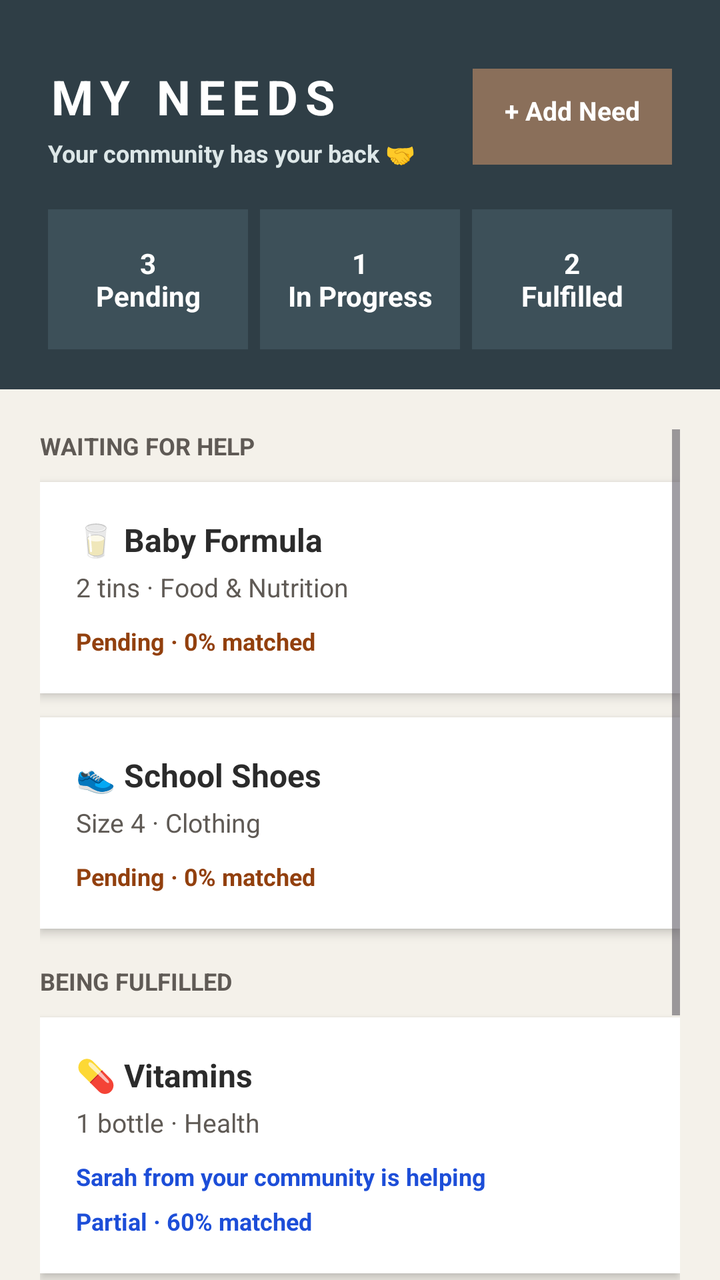
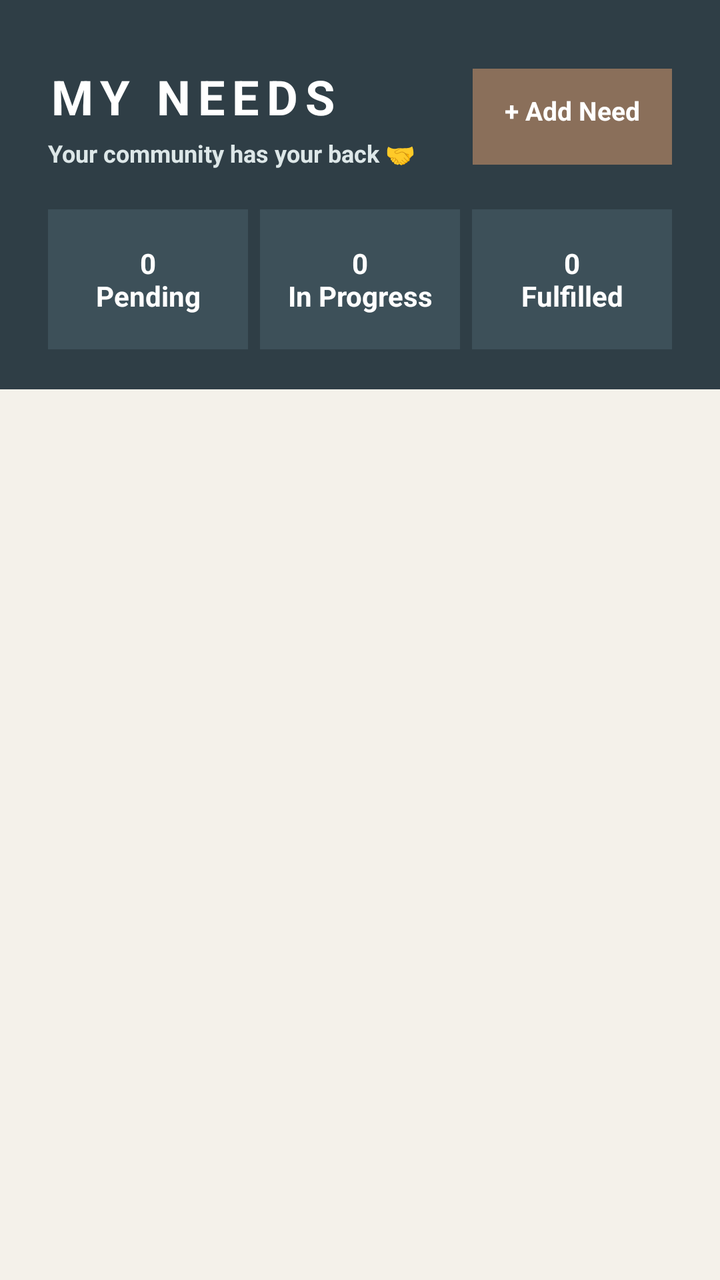

The first picture is an Android layout as it rendered before a commit; the second is the same layout after the commit. The layout source and the unified diff follow.
<!-- AndroidManifest.xml: application theme Theme.LendAHand -->
<!-- res/layout/my_needs.xml -->
<?xml version="1.0" encoding="utf-8"?>
<LinearLayout xmlns:android="http://schemas.android.com/apk/res/android"
    android:layout_width="match_parent"
    android:layout_height="match_parent"
    android:orientation="vertical"
    android:background="#F4F1EA">

    <LinearLayout
        android:layout_width="match_parent"
        android:layout_height="wrap_content"
        android:orientation="vertical"
        android:background="#2F3E46"
        android:paddingStart="24dp"
        android:paddingEnd="24dp"
        android:paddingTop="32dp"
        android:paddingBottom="20dp">

        <LinearLayout
            android:layout_width="match_parent"
            android:layout_height="wrap_content"
            android:orientation="horizontal"
            android:gravity="center_vertical"
            android:baselineAligned="false">

            <LinearLayout
                android:layout_width="0dp"
                android:layout_height="wrap_content"
                android:layout_weight="1"
                android:orientation="vertical">

                <TextView
                    android:layout_width="wrap_content"
                    android:layout_height="wrap_content"
                    android:text="@string/my_needs"
                    android:textSize="24sp"
                    android:textStyle="bold"
                    android:textColor="#FFFFFF"
                    android:letterSpacing="0.15" />

                <TextView
                    android:layout_width="wrap_content"
                    android:layout_height="wrap_content"
                    android:text="@string/community_back"
                    android:textSize="12sp"
                    android:textStyle="bold"
                    android:textColor="#DDE7E8"
                    android:layout_marginTop="4dp" />
            </LinearLayout>

            
            <TextView
                android:id="@+id/btnAddNeed"
                android:layout_width="wrap_content"
                android:layout_height="wrap_content"
                android:text="@string/add_need"
                android:textSize="13sp"
                android:textStyle="bold"
                android:textColor="#FFFFFF"
                android:background="#8A6F5A"
                android:paddingStart="16dp"
                android:paddingEnd="16dp"
                android:paddingTop="12dp"
                android:paddingBottom="12dp"
                android:minHeight="48dp"
                android:minWidth="48dp"
                android:clickable="true"
                android:focusable="true" />
        </LinearLayout>

        <LinearLayout
            android:layout_width="match_parent"
            android:layout_height="wrap_content"
            android:orientation="horizontal"
            android:baselineAligned="false"
            android:layout_marginTop="20dp"
            android:weightSum="3">

            <TextView
                android:layout_width="0dp"
                android:layout_height="70dp"
                android:layout_weight="1"
                android:layout_marginEnd="6dp"
                android:gravity="center"
                android:background="#3D5059"
                android:text="@string/three_pending"
                android:textColor="#FFFFFF"
                android:textSize="14sp"
                android:textStyle="bold" />

            <TextView
                android:layout_width="0dp"
                android:layout_height="70dp"
                android:layout_weight="1"
                android:layout_marginEnd="6dp"
                android:gravity="center"
                android:background="#3D5059"
                android:text="@string/one_progress"
                android:textColor="#FFFFFF"
                android:textSize="14sp"
                android:textStyle="bold" />

            <TextView
                android:layout_width="0dp"
                android:layout_height="70dp"
                android:layout_weight="1"
                android:gravity="center"
                android:background="#3D5059"
                android:text="@string/two_fulfilled"
                android:textColor="#FFFFFF"
                android:textSize="14sp"
                android:textStyle="bold" />
        </LinearLayout>
    </LinearLayout>

    <ScrollView
        android:layout_width="match_parent"
        android:layout_height="0dp"
        android:layout_weight="1"
        android:padding="20dp"
        android:clipToPadding="false">

        <LinearLayout
            android:layout_width="match_parent"
            android:layout_height="wrap_content"
            android:orientation="vertical">

            <TextView
                android:layout_width="wrap_content"
                android:layout_height="wrap_content"
                android:text="@string/waiting_for_help"
                android:textSize="12sp"
                android:textStyle="bold"
                android:textColor="#5F5A55"
                android:layout_marginBottom="10dp" />

            <LinearLayout
                android:layout_width="match_parent"
                android:layout_height="wrap_content"
                android:orientation="vertical"
                android:background="#FFFFFF"
                android:padding="18dp"
                android:elevation="3dp"
                android:layout_marginBottom="12dp">

                <TextView
                    android:layout_width="wrap_content"
                    android:layout_height="wrap_content"
                    android:text="@string/baby_formula"
                    android:textSize="16sp"
                    android:textStyle="bold"
                    android:textColor="#2B2B2B" />

                <TextView
                    android:layout_width="wrap_content"
                    android:layout_height="wrap_content"
                    android:text="@string/baby_formula_details"
                    android:textSize="13sp"
                    android:textColor="#5F5A55"
                    android:layout_marginTop="4dp" />

                <TextView
                    android:layout_width="wrap_content"
                    android:layout_height="wrap_content"
                    android:text="@string/pending_zero"
                    android:textSize="12sp"
                    android:textStyle="bold"
                    android:textColor="#92400E"
                    android:layout_marginTop="10dp" />
            </LinearLayout>

            <LinearLayout
                android:layout_width="match_parent"
                android:layout_height="wrap_content"
                android:orientation="vertical"
                android:background="#FFFFFF"
                android:padding="18dp"
                android:elevation="3dp"
                android:layout_marginBottom="18dp">

                <TextView
                    android:layout_width="wrap_content"
                    android:layout_height="wrap_content"
                    android:text="@string/school_shoes"
                    android:textSize="16sp"
                    android:textStyle="bold"
                    android:textColor="#2B2B2B" />

                <TextView
                    android:layout_width="wrap_content"
                    android:layout_height="wrap_content"
                    android:text="@string/school_shoes_details"
                    android:textSize="13sp"
                    android:textColor="#5F5A55"
                    android:layout_marginTop="4dp" />

                <TextView
                    android:layout_width="wrap_content"
                    android:layout_height="wrap_content"
                    android:text="@string/pending_zero"
                    android:textSize="12sp"
                    android:textStyle="bold"
                    android:textColor="#92400E"
                    android:layout_marginTop="10dp" />
            </LinearLayout>

            <TextView
                android:layout_width="wrap_content"
                android:layout_height="wrap_content"
                android:text="@string/being_fulfilled"
                android:textSize="12sp"
                android:textStyle="bold"
                android:textColor="#5F5A55"
                android:layout_marginBottom="10dp" />

            <LinearLayout
                android:layout_width="match_parent"
                android:layout_height="wrap_content"
                android:orientation="vertical"
                android:background="#FFFFFF"
                android:padding="18dp"
                android:elevation="3dp"
                android:layout_marginBottom="18dp">

                <TextView
                    android:layout_width="wrap_content"
                    android:layout_height="wrap_content"
                    android:text="@string/vitamins"
                    android:textSize="16sp"
                    android:textStyle="bold"
                    android:textColor="#2B2B2B" />

                <TextView
                    android:layout_width="wrap_content"
                    android:layout_height="wrap_content"
                    android:text="@string/vitamins_details"
                    android:textSize="13sp"
                    android:textColor="#5F5A55"
                    android:layout_marginTop="4dp" />

                <TextView
                    android:layout_width="wrap_content"
                    android:layout_height="wrap_content"
                    android:text="@string/sarah_helping"
                    android:textSize="12sp"
                    android:textColor="#1D4ED8"
                    android:textStyle="bold"
                    android:layout_marginTop="10dp" />

                <TextView
                    android:layout_width="wrap_content"
                    android:layout_height="wrap_content"
                    android:text="@string/partial_sixty"
                    android:textSize="12sp"
                    android:textStyle="bold"
                    android:textColor="#1D4ED8"
                    android:layout_marginTop="6dp" />
            </LinearLayout>

            <TextView
                android:layout_width="wrap_content"
                android:layout_height="wrap_content"
                android:text="@string/received_thank_you"
                android:textSize="12sp"
                android:textStyle="bold"
                android:textColor="#5F5A55"
                android:layout_marginBottom="10dp" />

            <LinearLayout
                android:layout_width="match_parent"
                android:layout_height="wrap_content"
                android:orientation="vertical"
                android:background="#FFFFFF"
                android:padding="18dp"
                android:elevation="3dp"
                android:layout_marginBottom="24dp">

                <TextView
                    android:layout_width="wrap_content"
                    android:layout_height="wrap_content"
                    android:text="@string/textbooks"
                    android:textSize="16sp"
                    android:textStyle="bold"
                    android:textColor="#2B2B2B" />

                <TextView
                    android:layout_width="wrap_content"
                    android:layout_height="wrap_content"
                    android:text="@string/textbooks_details"
                    android:textSize="13sp"
                    android:textColor="#5F5A55"
                    android:layout_marginTop="4dp" />

                <TextView
                    android:layout_width="wrap_content"
                    android:layout_height="wrap_content"
                    android:text="@string/fulfilled"
                    android:textSize="12sp"
                    android:textStyle="bold"
                    android:textColor="#2F6B3E"
                    android:layout_marginTop="10dp" />
            </LinearLayout>

        </LinearLayout>
    </ScrollView>

</LinearLayout>
<!-- resources referenced by this layout -->
<resources>
  <string name="add_need">+ Add Need</string>
  <string name="baby_formula">🥛 Baby Formula</string>
  <string name="baby_formula_details">2 tins · Food &amp; Nutrition</string>
  <string name="being_fulfilled">BEING FULFILLED</string>
  <string name="community_back">Your community has your back 🤝</string>
  <string name="fulfilled">Fulfilled ✓</string>
  <string name="my_needs">MY NEEDS</string>
  <string name="one_progress">1\nIn Progress</string>
  <string name="partial_sixty">Partial · 60% matched</string>
  <string name="pending_zero">Pending · 0% matched</string>
  <string name="received_thank_you">RECEIVED — THANK YOU 💚</string>
  <string name="sarah_helping">Sarah from your community is helping</string>
  <string name="school_shoes">👟 School Shoes</string>
  <string name="school_shoes_details">Size 4 · Clothing</string>
  <string name="textbooks">📚 Textbooks</string>
  <string name="textbooks_details">3 books · Education</string>
  <string name="three_pending">3\nPending</string>
  <string name="two_fulfilled">2\nFulfilled</string>
  <string name="vitamins">💊 Vitamins</string>
  <string name="vitamins_details">1 bottle · Health</string>
  <string name="waiting_for_help">WAITING FOR HELP</string>
  <style name="Theme.LendAHand" parent="Base.Theme.LendAHand" />
  <style name="Base.Theme.LendAHand" parent="Theme.Material3.DayNight.NoActionBar">
          
          
      </style>
</resources>

<!-- the commit's change to res/layout/my_needs.xml (unified diff, before → after) -->
@@ -47,9 +47,8 @@
                     android:layout_marginTop="4dp" />
             </LinearLayout>
 
-            
             <TextView
-                android:id="@+id/btnAddNeed"
+                android:id="@+id/btnplusneed"
                 android:layout_width="wrap_content"
                 android:layout_height="wrap_content"
                 android:text="@string/add_need"
@@ -76,36 +75,39 @@
             android:weightSum="3">
 
             <TextView
+                android:id="@+id/tvStatPending"
                 android:layout_width="0dp"
                 android:layout_height="70dp"
                 android:layout_weight="1"
                 android:layout_marginEnd="6dp"
                 android:gravity="center"
                 android:background="#3D5059"
-                android:text="@string/three_pending"
+                android:text="0&#10;Pending"
                 android:textColor="#FFFFFF"
                 android:textSize="14sp"
                 android:textStyle="bold" />
 
             <TextView
+                android:id="@+id/tvStatPartial"
                 android:layout_width="0dp"
                 android:layout_height="70dp"
                 android:layout_weight="1"
                 android:layout_marginEnd="6dp"
                 android:gravity="center"
                 android:background="#3D5059"
-                android:text="@string/one_progress"
+                android:text="0&#10;In Progress"
                 android:textColor="#FFFFFF"
                 android:textSize="14sp"
                 android:textStyle="bold" />
 
             <TextView
+                android:id="@+id/tvStatFulfilled"
                 android:layout_width="0dp"
                 android:layout_height="70dp"
                 android:layout_weight="1"
                 android:gravity="center"
                 android:background="#3D5059"
-                android:text="@string/two_fulfilled"
+                android:text="0&#10;Fulfilled"
                 android:textColor="#FFFFFF"
                 android:textSize="14sp"
                 android:textStyle="bold" />
@@ -120,187 +122,11 @@
         android:clipToPadding="false">
 
         <LinearLayout
+            android:id="@+id/cardsContainer"
             android:layout_width="match_parent"
             android:layout_height="wrap_content"
-            android:orientation="vertical">
+            android:orientation="vertical" />
 
-            <TextView
-                android:layout_width="wrap_content"
-                android:layout_height="wrap_content"
-                android:text="@string/waiting_for_help"
-                android:textSize="12sp"
-                android:textStyle="bold"
-                android:textColor="#5F5A55"
-                android:layout_marginBottom="10dp" />
-
-            <LinearLayout
-                android:layout_width="match_parent"
-                android:layout_height="wrap_content"
-                android:orientation="vertical"
-                android:background="#FFFFFF"
-                android:padding="18dp"
-                android:elevation="3dp"
-                android:layout_marginBottom="12dp">
-
-                <TextView
-                    android:layout_width="wrap_content"
-                    android:layout_height="wrap_content"
-                    android:text="@string/baby_formula"
-                    android:textSize="16sp"
-                    android:textStyle="bold"
-                    android:textColor="#2B2B2B" />
-
-                <TextView
-                    android:layout_width="wrap_content"
-                    android:layout_height="wrap_content"
-                    android:text="@string/baby_formula_details"
-                    android:textSize="13sp"
-                    android:textColor="#5F5A55"
-                    android:layout_marginTop="4dp" />
-
-                <TextView
-                    android:layout_width="wrap_content"
-                    android:layout_height="wrap_content"
-                    android:text="@string/pending_zero"
-                    android:textSize="12sp"
-                    android:textStyle="bold"
-                    android:textColor="#92400E"
-                    android:layout_marginTop="10dp" />
-            </LinearLayout>
-
-            <LinearLayout
-                android:layout_width="match_parent"
-                android:layout_height="wrap_content"
-                android:orientation="vertical"
-                android:background="#FFFFFF"
-                android:padding="18dp"
-                android:elevation="3dp"
-                android:layout_marginBottom="18dp">
-
-                <TextView
-                    android:layout_width="wrap_content"
-                    android:layout_height="wrap_content"
-                    android:text="@string/school_shoes"
-                    android:textSize="16sp"
-                    android:textStyle="bold"
-                    android:textColor="#2B2B2B" />
-
-                <TextView
-                    android:layout_width="wrap_content"
-                    android:layout_height="wrap_content"
-                    android:text="@string/school_shoes_details"
-                    android:textSize="13sp"
-                    android:textColor="#5F5A55"
-                    android:layout_marginTop="4dp" />
-
-                <TextView
-                    android:layout_width="wrap_content"
-                    android:layout_height="wrap_content"
-                    android:text="@string/pending_zero"
-                    android:textSize="12sp"
-                    android:textStyle="bold"
-                    android:textColor="#92400E"
-                    android:layout_marginTop="10dp" />
-            </LinearLayout>
-
-            <TextView
-                android:layout_width="wrap_content"
-                android:layout_height="wrap_content"
-                android:text="@string/being_fulfilled"
-                android:textSize="12sp"
-                android:textStyle="bold"
-                android:textColor="#5F5A55"
-                android:layout_marginBottom="10dp" />
-
-            <LinearLayout
-                android:layout_width="match_parent"
-                android:layout_height="wrap_content"
-                android:orientation="vertical"
-                android:background="#FFFFFF"
-                android:padding="18dp"
-                android:elevation="3dp"
-                android:layout_marginBottom="18dp">
-
-                <TextView
-                    android:layout_width="wrap_content"
-                    android:layout_height="wrap_content"
-                    android:text="@string/vitamins"
-                    android:textSize="16sp"
-                    android:textStyle="bold"
-                    android:textColor="#2B2B2B" />
-
-                <TextView
-                    android:layout_width="wrap_content"
-                    android:layout_height="wrap_content"
-                    android:text="@string/vitamins_details"
-                    android:textSize="13sp"
-                    android:textColor="#5F5A55"
-                    android:layout_marginTop="4dp" />
-
-                <TextView
-                    android:layout_width="wrap_content"
-                    android:layout_height="wrap_content"
-                    android:text="@string/sarah_helping"
-                    android:textSize="12sp"
-                    android:textColor="#1D4ED8"
-                    android:textStyle="bold"
-                    android:layout_marginTop="10dp" />
-
-                <TextView
-                    android:layout_width="wrap_content"
-                    android:layout_height="wrap_content"
-                    android:text="@string/partial_sixty"
-                    android:textSize="12sp"
-                    android:textStyle="bold"
-                    android:textColor="#1D4ED8"
-                    android:layout_marginTop="6dp" />
-            </LinearLayout>
-
-            <TextView
-                android:layout_width="wrap_content"
-                android:layout_height="wrap_content"
-                android:text="@string/received_thank_you"
-                android:textSize="12sp"
-                android:textStyle="bold"
-                android:textColor="#5F5A55"
-                android:layout_marginBottom="10dp" />
-
-            <LinearLayout
-                android:layout_width="match_parent"
-                android:layout_height="wrap_content"
-                android:orientation="vertical"
-                android:background="#FFFFFF"
-                android:padding="18dp"
-                android:elevation="3dp"
-                android:layout_marginBottom="24dp">
-
-                <TextView
-                    android:layout_width="wrap_content"
-                    android:layout_height="wrap_content"
-                    android:text="@string/textbooks"
-                    android:textSize="16sp"
-                    android:textStyle="bold"
-                    android:textColor="#2B2B2B" />
-
-                <TextView
-                    android:layout_width="wrap_content"
-                    android:layout_height="wrap_content"
-                    android:text="@string/textbooks_details"
-                    android:textSize="13sp"
-                    android:textColor="#5F5A55"
-                    android:layout_marginTop="4dp" />
-
-                <TextView
-                    android:layout_width="wrap_content"
-                    android:layout_height="wrap_content"
-                    android:text="@string/fulfilled"
-                    android:textSize="12sp"
-                    android:textStyle="bold"
-                    android:textColor="#2F6B3E"
-                    android:layout_marginTop="10dp" />
-            </LinearLayout>
-
-        </LinearLayout>
     </ScrollView>
 
 </LinearLayout>
<!-- resource entries referenced after the edit -->
@@ -1,26 +1,8 @@
 <!-- resources referenced by this layout -->
 <resources>
   <string name="add_need">+ Add Need</string>
-  <string name="baby_formula">🥛 Baby Formula</string>
-  <string name="baby_formula_details">2 tins · Food &amp; Nutrition</string>
-  <string name="being_fulfilled">BEING FULFILLED</string>
   <string name="community_back">Your community has your back 🤝</string>
-  <string name="fulfilled">Fulfilled ✓</string>
   <string name="my_needs">MY NEEDS</string>
-  <string name="one_progress">1\nIn Progress</string>
-  <string name="partial_sixty">Partial · 60% matched</string>
-  <string name="pending_zero">Pending · 0% matched</string>
-  <string name="received_thank_you">RECEIVED — THANK YOU 💚</string>
-  <string name="sarah_helping">Sarah from your community is helping</string>
-  <string name="school_shoes">👟 School Shoes</string>
-  <string name="school_shoes_details">Size 4 · Clothing</string>
-  <string name="textbooks">📚 Textbooks</string>
-  <string name="textbooks_details">3 books · Education</string>
-  <string name="three_pending">3\nPending</string>
-  <string name="two_fulfilled">2\nFulfilled</string>
-  <string name="vitamins">💊 Vitamins</string>
-  <string name="vitamins_details">1 bottle · Health</string>
-  <string name="waiting_for_help">WAITING FOR HELP</string>
   <style name="Theme.LendAHand" parent="Base.Theme.LendAHand" />
   <style name="Base.Theme.LendAHand" parent="Theme.Material3.DayNight.NoActionBar">
           
